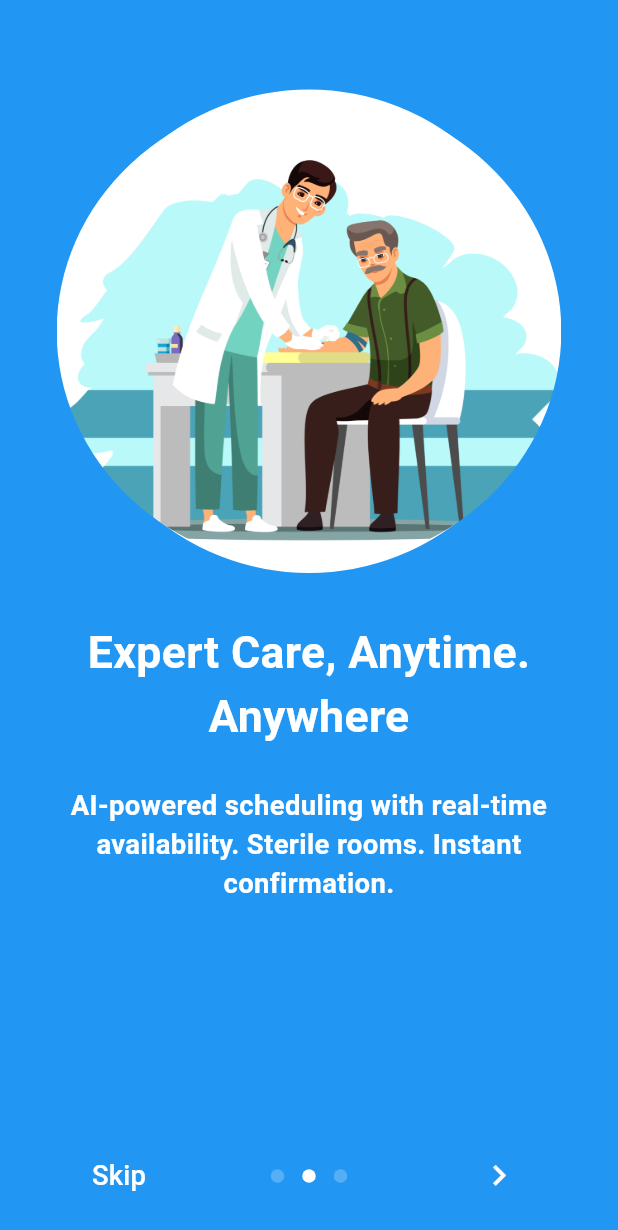
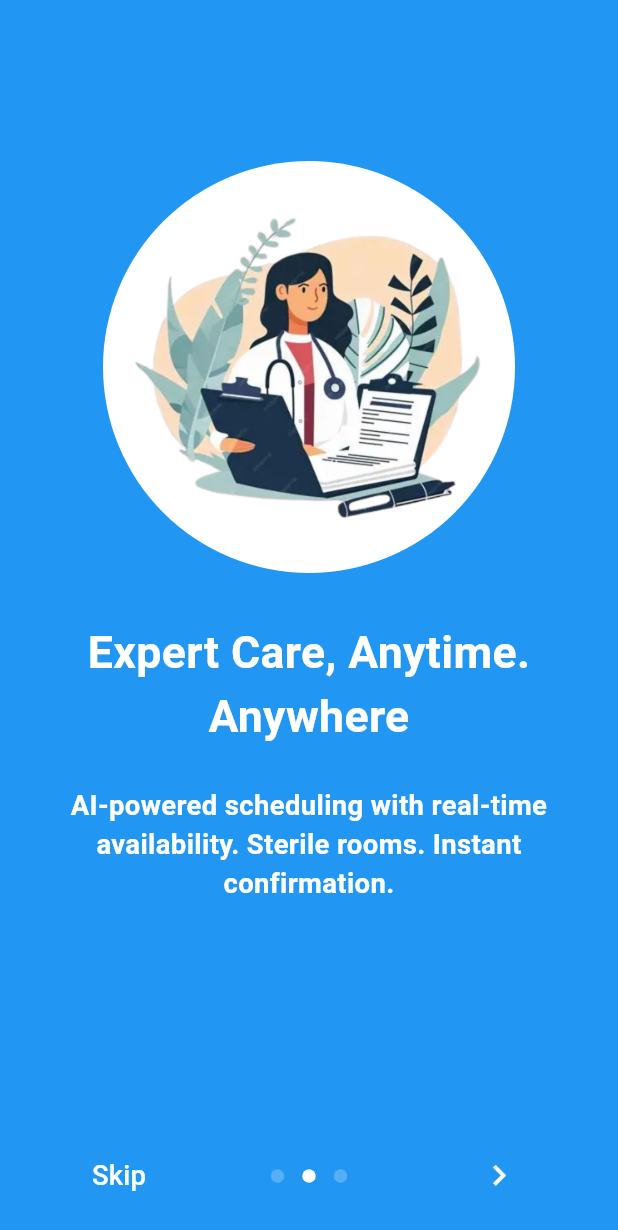
Before and after one commit to maazbaloch-cell/Online-Clinic, a Flutter app: the screen it shows after launch, swiped to page 2, on a phone screen of 412 x 824 dp. Shown: the top 1230 px of the screen. Run offline on Flutter 3.47's test engine with Material 3 defaults, Android fonts, the phone set to English and light mode, and no system bars; drawn by our look-alikes of introduction_screen; our stand-ins replace date_field, dropdown_textfield, flutter_dotenv, flutter_otp_text_field, flutter_screenutil, go_router and 4 more; missing offline and left inert: agora_rtc_engine; accounts and stored records are empty.

Commit message:
Final build with CircleAvatar and backend fixes

```diff
--- a/lib/Introduction_screen.dart
+++ b/lib/Introduction_screen.dart
@@ -15,21 +15,14 @@ class IntroScreenDemo extends StatelessWidget {
           title: "Your Health is Our Commitment",
           body: "Discover verified doctors and book appointments instantly. 24/7 availability guaranteed.",
           image: Padding(
-            padding: EdgeInsets.only(top: 50.h),
-            child: Container(
-              width: 300.r,
-              height: 300.r,
-              decoration: BoxDecoration(
-                shape: BoxShape.circle,
-                border: Border.all(color: Colors.white, width: 3.w),
-                color: Colors.white,
-              ),
-              child: ClipOval(
-                child: Image.asset(
-                  'assets/doctor.png',
-                  fit: BoxFit.cover,
-                  errorBuilder: (context, error, stackTrace) => Icon(Icons.person, size: 100.sp, color: Colors.blue),
-                ),
+            padding: EdgeInsets.only(top: 60.h),
+            child: CircleAvatar(
+              radius: 120.r,
+              backgroundColor: Colors.white,
+              child: CircleAvatar(
+                radius: 115.r,
+                backgroundImage: const AssetImage('assets/Doctor.jpg'),
+                backgroundColor: Colors.white,
               ),
             ),
           ),
@@ -39,21 +32,14 @@ class IntroScreenDemo extends StatelessWidget {
           title: "Expert Care, Anytime. Anywhere",
           body: "AI‑powered scheduling with real‑time availability. Sterile rooms. Instant confirmation.",
           image: Padding(
-            padding: EdgeInsets.only(top: 50.h),
-            child: Container(
-              width: 300.r,
-              height: 300.r,
-              decoration: BoxDecoration(
-                shape: BoxShape.circle,
-                border: Border.all(color: Colors.white, width: 3.w),
-                color: Colors.white,
-              ),
-              child: ClipOval(
-                child: Image.asset(
-                  'assets/doctors.jpg',
-                  fit: BoxFit.cover,
-                  errorBuilder: (context, error, stackTrace) => Icon(Icons.local_hospital, size: 100.sp, color: Colors.blue),
-                ),
+            padding: EdgeInsets.only(top: 60.h),
+            child: CircleAvatar(
+              radius: 120.r,
+              backgroundColor: Colors.white,
+              child: CircleAvatar(
+                radius: 115.r,
+                backgroundImage: const AssetImage('assets/doctor.png'),
+                backgroundColor: Colors.white,
               ),
             ),
           ),
@@ -62,7 +48,14 @@ class IntroScreenDemo extends StatelessWidget {
         PageViewModel(
           title: "Smarter Healthcare Begins Here",
           body: "Experience seamless booking, real‑time updates, and secure consultations designed around your comfort.",
-          image: Icon(Icons.medical_information, color: Colors.white, size: 150.sp),
+          image: Padding(
+            padding: EdgeInsets.only(top: 60.h),
+            child: CircleAvatar(
+              radius: 120.r,
+              backgroundColor: Colors.white,
+              child: Icon(Icons.medical_information, color: Colors.blue, size: 100.sp),
+            ),
+          ),
           decoration: _pageDecoration(),
         ),
       ],
--- a/lib/auth/signin_screen.dart
+++ b/lib/auth/signin_screen.dart
@@ -7,7 +7,6 @@ import 'package:go_router/go_router.dart';
 import 'package:google_sign_in/google_sign_in.dart';
 import 'package:supabase_flutter/supabase_flutter.dart';
 import 'package:untitled29/services/auth_service.dart';
-import 'package:untitled29/doctor_model.dart';
 
 class SigninScreen extends StatefulWidget {
   const SigninScreen({super.key});
@@ -50,6 +49,7 @@ class _SigninScreenState extends State<SigninScreen> {
     setState(() => _isLoading = true);
 
     try {
+      // Fetching role using our AuthService instance
       String? role = await _authService.getUserRole(user.id);
       role ??= user.userMetadata?['role'];
 
@@ -71,12 +71,9 @@ class _SigninScreenState extends State<SigninScreen> {
       if (mounted) {
         setState(() => _isLoading = false);
         if (role == 'doctor') {
-          CurrentDoctor.current = CurrentDoctor.getDummyDoctors()[0];
           context.go('/doctor-dashboard');
         } else if (role == 'patient') {
           context.go('/dashboard');
-        } else if (role != null) {
-          // Success
         } else {
           context.go('/signup');
         }
@@ -140,7 +137,6 @@ class _SigninScreenState extends State<SigninScreen> {
         );
       }
     } catch (e) {
-      debugPrint("Google Login Error: $e");
       if (mounted) {
         setState(() => _isLoading = false);
         ScaffoldMessenger.of(context).showSnackBar(
```
Also changed, not shown: lib/Getstarted.dart (+10 -10 lines), lib/Patient_detail.dart (+12 -8 lines), lib/billing_screen.dart (+43 -32 lines), lib/main.dart (+13 -55 lines), lib/services/auth_service.dart (+11 -4 lines).
